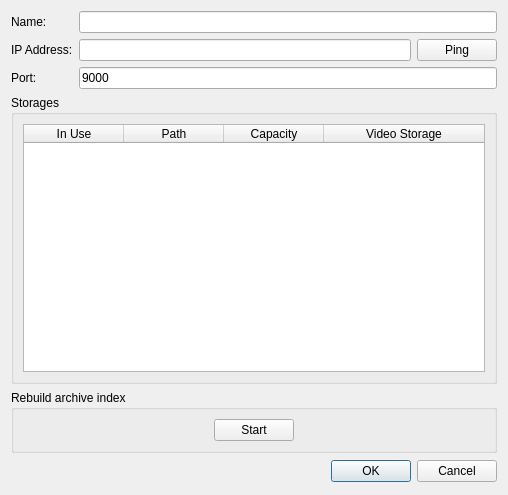
This is client/src/ui/dialogs/server_settings_dialog.ui in networkoptix/nx_open as Qt 5 draws it before an edit. The edited form follows.
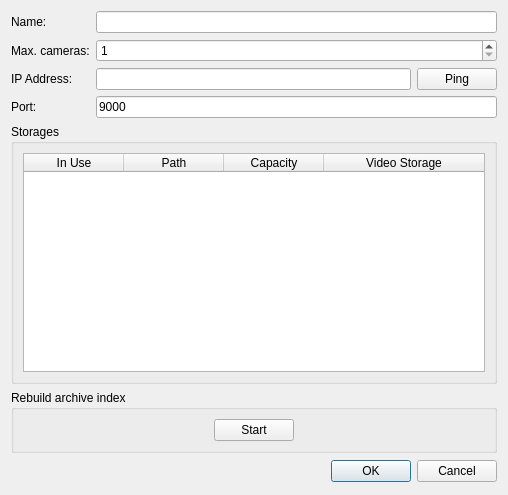
This is the edited form.

Commit message:
add column maxCameras to mediaServer
<==== Mercurial data ====>
Branch: master

The edit to the form file:
```diff
--- a/client/src/ui/dialogs/server_settings_dialog.ui
+++ b/client/src/ui/dialogs/server_settings_dialog.ui
@@ -29,7 +29,7 @@
      <item row="0" column="1">
       <widget class="QLineEdit" name="nameLineEdit"/>
      </item>
-     <item row="1" column="0">
+     <item row="2" column="0">
       <widget class="QLabel" name="ipAddressLabel">
        <property name="text">
         <string>IP Address:</string>
@@ -39,7 +39,7 @@
        </property>
       </widget>
      </item>
-     <item row="1" column="1">
+     <item row="2" column="1">
       <layout class="QHBoxLayout" name="horizontalLayout">
        <item>
         <widget class="QLineEdit" name="ipAddressLineEdit">
@@ -63,7 +63,7 @@
        </item>
       </layout>
      </item>
-     <item row="2" column="0">
+     <item row="3" column="0">
       <widget class="QLabel" name="portLabel">
        <property name="text">
         <string>Port:</string>
@@ -73,7 +73,7 @@
        </property>
       </widget>
      </item>
-     <item row="2" column="1">
+     <item row="3" column="1">
       <widget class="QLineEdit" name="portLineEdit">
        <property name="text">
         <string>9000</string>
@@ -83,6 +83,26 @@
        </property>
       </widget>
      </item>
+     <item row="1" column="0">
+      <widget class="QLabel" name="maxCamerasLabel">
+       <property name="text">
+        <string>Max. cameras:</string>
+       </property>
+      </widget>
+     </item>
+     <item row="1" column="1">
+      <widget class="QSpinBox" name="maxCamerasSpinBox">
+       <property name="minimum">
+        <number>1</number>
+       </property>
+       <property name="maximum">
+        <number>256</number>
+       </property>
+       <property name="value">
+        <number>1</number>
+       </property>
+      </widget>
+     </item>
     </layout>
    </item>
    <item>
```
Left out of the diff: 22 changed lines with no effect on the pictures. The commit also changes 6 other files.
